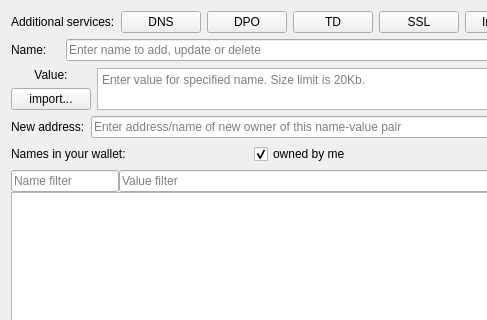
Above: src/qt/forms/managenamespage.ui from sshyran/emercoin before the change; both pictures show x 0 to 487 and y 0 to 320 of the 987 by 565 pixel window. Below: the same form after it.
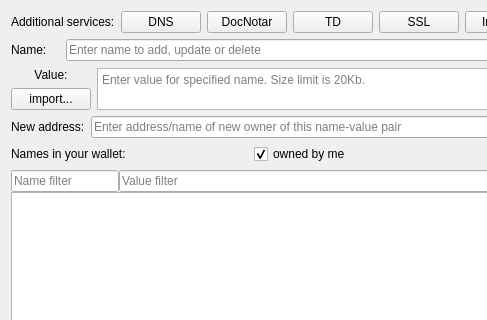
That is the form after the change. Icons and pictures are not drawn. Custom widgets are drawn as their Qt base class.

Commit message: Options dialog -> RPC tab += link to open emercoin.conf file. Manage names tab: rename DPO button -> DocNotar (DPO is actually another service)

```diff
--- a/src/qt/forms/managenamespage.ui
+++ b/src/qt/forms/managenamespage.ui
@@ -49,7 +49,7 @@
         <string>Protect your rights using Digital Proof of Ownership.</string>
        </property>
        <property name="text">
-        <string>DPO</string>
+        <string>DocNotar</string>
        </property>
        <property name="icon">
         <iconset resource="../bitcoin.qrc">
```
Left out of the diff: 2 changed lines with no effect on the pictures. The commit also changes 7 other files.
